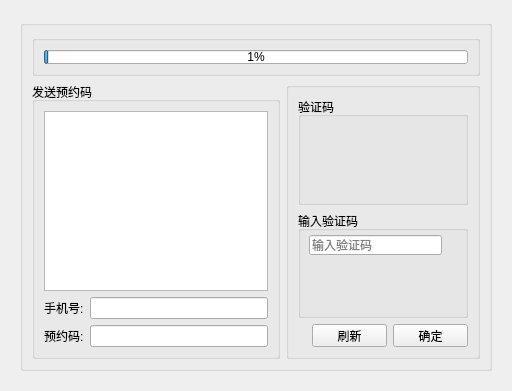
Qt form gui/uitemplate/taskviewwidget.ui (crazypoo/geniusbar-reserver) before a commit.
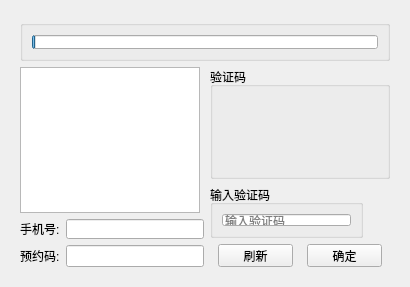
The same form after that commit. The open tabs and pages were chosen to show the change.

```diff
--- a/gui/uitemplate/taskviewwidget.ui
+++ b/gui/uitemplate/taskviewwidget.ui
@@ -6,29 +6,29 @@
    <rect>
     <x>0</x>
     <y>0</y>
-    <width>512</width>
-    <height>391</height>
+    <width>410</width>
+    <height>287</height>
    </rect>
   </property>
   <property name="windowTitle">
    <string>Form</string>
   </property>
-  <layout class="QHBoxLayout" name="horizontalLayout_7">
+  <layout class="QVBoxLayout" name="verticalLayout_6">
    <item>
     <widget class="QStackedWidget" name="stackedWidget">
+     <property name="maximumSize">
+      <size>
+       <width>411</width>
+       <height>271</height>
+      </size>
+     </property>
      <property name="currentIndex">
       <number>1</number>
      </property>
      <widget class="QWidget" name="page">
       <layout class="QHBoxLayout" name="horizontalLayout_8">
        <item>
-        <widget class="QGroupBox" name="groupBox_11">
-         <property name="title">
-          <string/>
-         </property>
-         <layout class="QVBoxLayout" name="verticalLayout_9">
-          <item>
-           <layout class="QVBoxLayout" name="verticalLayout_7">
+        <layout class="QVBoxLayout" name="verticalLayout_4">
             <item>
              <widget class="QGroupBox" name="groupBox_6">
               <property name="maximumSize">
@@ -40,7 +40,7 @@
               <property name="title">
                <string/>
               </property>
-              <layout class="QVBoxLayout" name="verticalLayout_6">
+           <layout class="QVBoxLayout" name="verticalLayout_8">
                <item>
                 <widget class="QProgressBar" name="progressBar">
                  <property name="layoutDirection">
@@ -56,7 +56,7 @@
                   <number>1</number>
                  </property>
                  <property name="textVisible">
-                  <bool>true</bool>
+               <bool>false</bool>
                  </property>
                  <property name="textDirection">
                   <enum>QProgressBar::TopToBottom</enum>
@@ -69,18 +69,6 @@
             <item>
              <layout class="QHBoxLayout" name="horizontalLayout_6">
               <item>
-               <widget class="QGroupBox" name="groupBox_12">
-                <property name="sizeIncrement">
-                 <size>
-                  <width>5</width>
-                  <height>5</height>
-                 </size>
-                </property>
-                <property name="title">
-                 <string>发送预约码</string>
-                </property>
-                <layout class="QVBoxLayout" name="verticalLayout_3">
-                 <item>
                   <layout class="QVBoxLayout" name="verticalLayout_2">
                    <item>
                     <widget class="QPlainTextEdit" name="pTSmsChallengeTip">
@@ -90,10 +78,16 @@
                        <height>90</height>
                       </size>
                      </property>
+               <property name="maximumSize">
+                <size>
+                 <width>180</width>
+                 <height>159</height>
+                </size>
+               </property>
                     </widget>
                    </item>
                    <item>
-                    <layout class="QHBoxLayout" name="horizontalLayout_3">
+              <layout class="QHBoxLayout" name="horizontalLayout">
                      <item>
                       <widget class="QLabel" name="label_6">
                        <property name="maximumSize">
@@ -112,6 +106,12 @@
                        <property name="enabled">
                         <bool>true</bool>
                        </property>
+                 <property name="maximumSize">
+                  <size>
+                   <width>16777215</width>
+                   <height>20</height>
+                  </size>
+                 </property>
                       </widget>
                      </item>
                     </layout>
@@ -142,33 +142,26 @@
                    </item>
                   </layout>
                  </item>
-                </layout>
-               </widget>
-              </item>
               <item>
-               <widget class="QGroupBox" name="groupBox_14">
-                <property name="title">
-                 <string/>
-                </property>
-                <layout class="QVBoxLayout" name="verticalLayout">
+            <layout class="QVBoxLayout" name="verticalLayout_3">
                  <item>
                   <widget class="QGroupBox" name="groupBox_15">
                    <property name="minimumSize">
                     <size>
-                     <width>170</width>
+                 <width>180</width>
                      <height>80</height>
                     </size>
                    </property>
                    <property name="title">
                     <string>验证码</string>
                    </property>
-                   <layout class="QHBoxLayout" name="horizontalLayout_4">
+               <layout class="QVBoxLayout" name="verticalLayout">
                     <item>
                      <widget class="QLabel" name="lbVerifyCodePic">
-                      <property name="maximumSize">
+                  <property name="minimumSize">
                        <size>
-                        <width>161</width>
-                        <height>78</height>
+                    <width>160</width>
+                    <height>70</height>
                        </size>
                       </property>
                       <property name="text">
@@ -181,42 +174,34 @@
                  </item>
                  <item>
                   <widget class="QGroupBox" name="groupBox_16">
+               <property name="maximumSize">
+                <size>
+                 <width>153</width>
+                 <height>53</height>
+                </size>
+               </property>
                    <property name="title">
                     <string>输入验证码</string>
                    </property>
+               <layout class="QHBoxLayout" name="horizontalLayout_4">
+                <item>
                    <widget class="QLineEdit" name="lECaptchaAnswer">
-                    <property name="geometry">
-                     <rect>
-                      <x>11</x>
-                      <y>24</y>
-                      <width>133</width>
-                      <height>20</height>
-                     </rect>
+                  <property name="maximumSize">
+                   <size>
+                    <width>16777215</width>
+                    <height>24</height>
+                   </size>
                     </property>
                     <property name="placeholderText">
                      <string>输入验证码</string>
                     </property>
                    </widget>
+                </item>
+               </layout>
                   </widget>
                  </item>
                  <item>
-                  <layout class="QHBoxLayout" name="horizontalLayout">
-                   <property name="sizeConstraint">
-                    <enum>QLayout::SetMinAndMaxSize</enum>
-                   </property>
-                   <item>
-                    <spacer name="horizontalSpacer">
-                     <property name="orientation">
-                      <enum>Qt::Horizontal</enum>
-                     </property>
-                     <property name="sizeHint" stdset="0">
-                      <size>
-                       <width>40</width>
-                       <height>20</height>
-                      </size>
-                     </property>
-                    </spacer>
-                   </item>
+              <layout class="QHBoxLayout" name="horizontalLayout_3">
                    <item>
                     <widget class="QPushButton" name="pBRefresh">
                      <property name="maximumSize">
@@ -231,7 +216,7 @@
                     </widget>
                    </item>
                    <item>
-                    <widget class="QPushButton" name="pBSumit">
+                <widget class="QPushButton" name="pBSubmit">
                      <property name="maximumSize">
                       <size>
                        <width>75</width>
@@ -246,19 +231,15 @@
                   </layout>
                  </item>
                 </layout>
-               </widget>
               </item>
              </layout>
             </item>
            </layout>
-          </item>
-         </layout>
-        </widget>
        </item>
       </layout>
      </widget>
      <widget class="QWidget" name="page_2">
-      <layout class="QHBoxLayout" name="horizontalLayout_2">
+      <layout class="QVBoxLayout" name="verticalLayout_7">
        <item>
         <widget class="QGroupBox" name="groupBox">
          <property name="title">
```
Left out of the diff: 93 changed lines with no effect on the pictures. Lines whose indentation alone changed are shown as unchanged.
